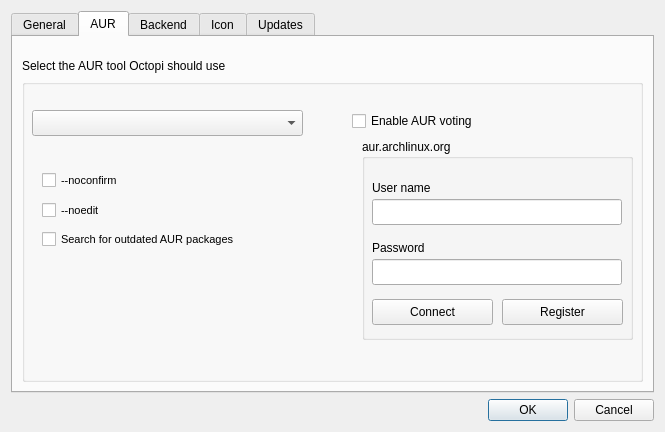
aarnt/octopi, file ui/optionsdialog.ui: the form before one commit.
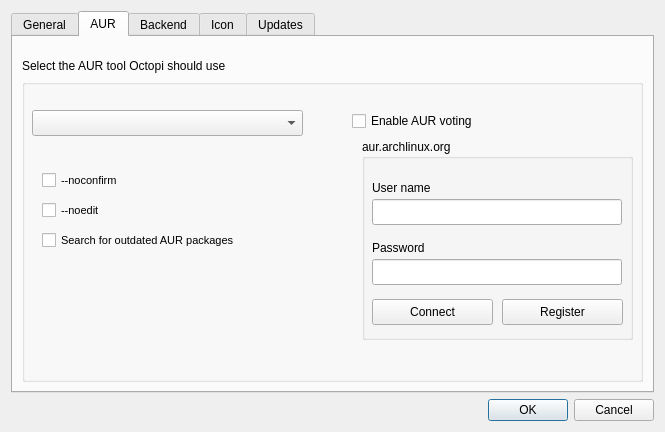
The form after the commit.

Diff of the .ui file:
```diff
--- a/ui/optionsdialog.ui
+++ b/ui/optionsdialog.ui
@@ -162,7 +162,7 @@
              <rect>
               <x>20</x>
               <y>90</y>
-              <width>101</width>
+              <width>131</width>
               <height>22</height>
              </rect>
             </property>
@@ -180,7 +180,7 @@
              <rect>
               <x>20</x>
               <y>120</y>
-              <width>90</width>
+              <width>131</width>
               <height>22</height>
              </rect>
             </property>
@@ -197,9 +197,9 @@
             <property name="geometry">
              <rect>
               <x>20</x>
-              <y>145</y>
-              <width>301</width>
-              <height>31</height>
+              <y>150</y>
+              <width>311</width>
+              <height>22</height>
              </rect>
             </property>
             <property name="font">
```
